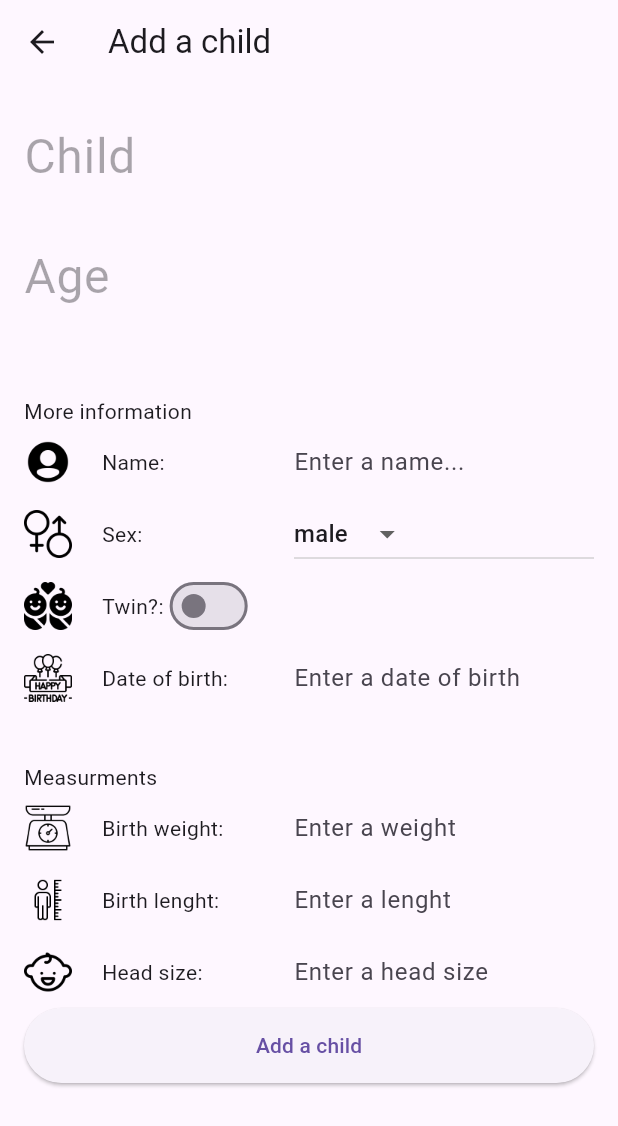
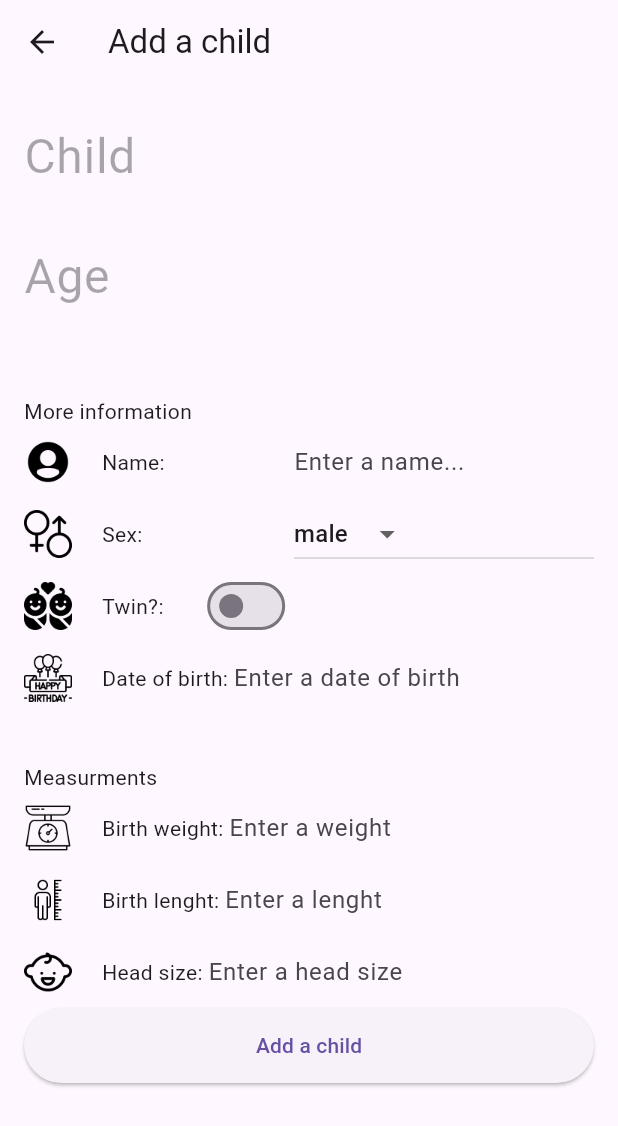
Before and after one commit to wezykpiotr/kids_info, a Flutter app: the AddChildPage screen opened directly, on a phone screen of 412 x 824 dp. Shown: the top 1126 px of the screen. Run offline on Flutter 3.47's test engine with Material 3 defaults, Android fonts, the phone set to English and light mode, and no system bars; our stand-ins replace cloud_firestore, dio, equatable, firebase_auth, firebase_core, fl_chart and 7 more; missing offline and left inert: flutterfire_ui; accounts and stored records are empty; generated files the repository leaves out were written again.

Commit message:
Fix to RenderFlow overflow

```diff
--- a/kids_info/lib/features/add_child/presentation/add_child_page.dart
+++ b/kids_info/lib/features/add_child/presentation/add_child_page.dart
@@ -162,7 +162,7 @@ class AddChildPage extends StatelessWidget {
                               width: 20,
                             ),
                             const Text("Twin?:"),
-                            // const Spacer(),
+                            const SizedBox(width: 25),
                             BlocBuilder<SwitchCubit, SwitchState>(
                               builder: (context, state) {
                                 return Switch(
@@ -187,10 +187,9 @@ class AddChildPage extends StatelessWidget {
                             const SizedBox(
                               width: 20,
                             ),
-                            const Text("Date of birth:"),
-                            const Spacer(),
-                            SizedBox(
-                              width: 200,
+                            const Text("Date of birth: "),
+                            Expanded(
+                              child: SizedBox(
                                 child: TextFormField(
                                   controller: birthdayController,
                                   decoration: const InputDecoration(
@@ -218,6 +217,7 @@ class AddChildPage extends StatelessWidget {
                                   },
                                 ),
                               ),
+                            ),
                           ],
                         ),
                       ],
@@ -236,10 +236,9 @@ class AddChildPage extends StatelessWidget {
                           const SizedBox(
                             width: 20,
                           ),
-                          const Text("Birth weight:"),
-                          const Spacer(),
-                          SizedBox(
-                            width: 200,
+                          const Text("Birth weight: "),
+                          Expanded(
+                            child: SizedBox(
                               child: TextFormField(
                                 controller: weightController,
                                 decoration: const InputDecoration(
@@ -251,6 +250,7 @@ class AddChildPage extends StatelessWidget {
                                   context,
                                   weightController,
                                   true,
+                                ),
                               ),
                             ),
                           ),
@@ -266,10 +266,9 @@ class AddChildPage extends StatelessWidget {
                           const SizedBox(
                             width: 20,
                           ),
-                          const Text("Birth lenght:"),
-                          const Spacer(),
-                          SizedBox(
-                            width: 200,
+                          const Text("Birth lenght: "),
+                          Expanded(
+                            child: SizedBox(
                               child: TextFormField(
                                 controller: birthLenghtController,
                                 decoration: const InputDecoration(
@@ -279,6 +278,7 @@ class AddChildPage extends StatelessWidget {
                                 keyboardType: TextInputType.text,
                                 onTap: () => _showDialog(
                                     context, birthLenghtController, false),
+                              ),
                             ),
                           ),
                         ],
@@ -293,10 +293,9 @@ class AddChildPage extends StatelessWidget {
                           const SizedBox(
                             width: 20,
                           ),
-                          const Text("Head size:"),
-                          const Spacer(),
-                          SizedBox(
-                            width: 200,
+                          const Text("Head size: "),
+                          Expanded(
+                            child: SizedBox(
                               child: TextFormField(
                                 controller: headSizeController,
                                 decoration: const InputDecoration(
@@ -306,6 +305,7 @@ class AddChildPage extends StatelessWidget {
                                 keyboardType: TextInputType.text,
                                 onTap: () => _showDialog(
                                     context, headSizeController, false),
+                              ),
                             ),
                           ),
                         ],
```
Lines whose indentation alone changed are shown as unchanged.
